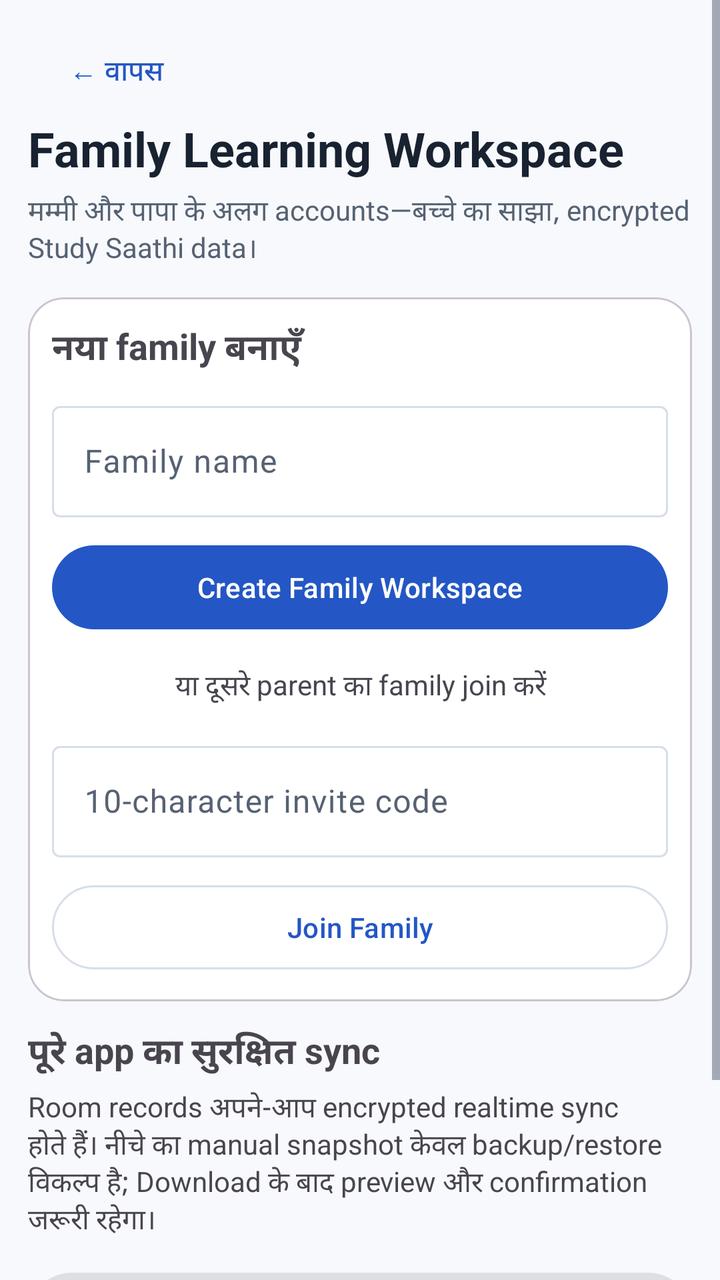
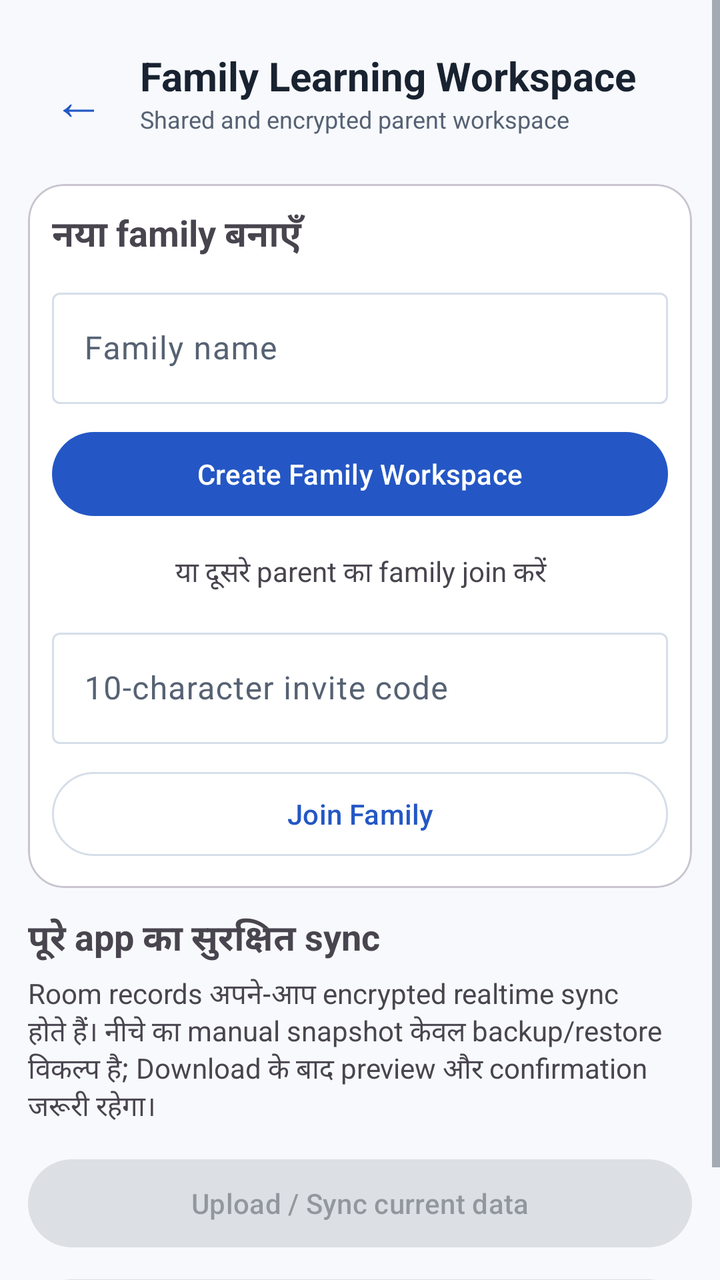

Screens rendered from an Android XML layout before and after an edit, with the pre-edit source and the edit as a unified diff.
<!-- AndroidManifest.xml: application theme Theme.StudySaathi -->
<!-- res/layout/activity_family_workspace.xml -->
<?xml version="1.0" encoding="utf-8"?>
<ScrollView xmlns:android="http://schemas.android.com/apk/res/android"
    xmlns:app="http://schemas.android.com/apk/res-auto"
    android:layout_width="match_parent" android:layout_height="match_parent"
    android:fillViewport="true" android:background="@color/ss_background">
    <LinearLayout android:layout_width="match_parent" android:layout_height="wrap_content"
        android:orientation="vertical" android:padding="14dp">
        <com.google.android.material.button.MaterialButton android:id="@+id/buttonFamilyBack"
            style="@style/Widget.Material3.Button.TextButton" android:layout_width="wrap_content"
            android:layout_height="44dp" android:text="← वापस" android:textAllCaps="false" />
        <TextView android:layout_width="match_parent" android:layout_height="wrap_content"
            android:text="Family Learning Workspace" android:textSize="24sp" android:textStyle="bold"
            android:textColor="@color/ss_text_primary" />
        <TextView android:layout_width="match_parent" android:layout_height="wrap_content"
            android:layout_marginTop="5dp" android:text="मम्मी और पापा के अलग accounts—बच्चे का साझा, encrypted Study Saathi data।"
            android:textSize="14sp" android:textColor="@color/ss_text_secondary" />
        <ProgressBar android:id="@+id/familyProgress" android:layout_width="36dp" android:layout_height="36dp"
            android:layout_gravity="center" android:layout_margin="12dp" android:visibility="gone" />
        <com.google.android.material.card.MaterialCardView android:id="@+id/cardFamilySetup"
            android:layout_width="match_parent" android:layout_height="wrap_content" android:layout_marginTop="14dp"
            app:cardCornerRadius="18dp" app:cardElevation="0dp">
            <LinearLayout android:layout_width="match_parent" android:layout_height="wrap_content"
                android:orientation="vertical" android:padding="12dp">
                <TextView android:layout_width="match_parent" android:layout_height="wrap_content"
                    android:text="नया family बनाएँ" android:textStyle="bold" android:textSize="18sp" />
                <com.google.android.material.textfield.TextInputLayout android:layout_width="match_parent"
                    android:layout_height="wrap_content" android:layout_marginTop="10dp" android:hint="Family name">
                    <com.google.android.material.textfield.TextInputEditText android:id="@+id/inputFamilyName"
                        android:layout_width="match_parent" android:layout_height="wrap_content" android:maxLength="60" />
                </com.google.android.material.textfield.TextInputLayout>
                <com.google.android.material.button.MaterialButton android:id="@+id/buttonCreateFamily"
                    android:layout_width="match_parent" android:layout_height="50dp" android:layout_marginTop="10dp"
                    android:text="Create Family Workspace" android:textAllCaps="false" />
                <TextView android:layout_width="match_parent" android:layout_height="wrap_content"
                    android:layout_marginVertical="14dp" android:gravity="center" android:text="या दूसरे parent का family join करें" />
                <com.google.android.material.textfield.TextInputLayout android:layout_width="match_parent"
                    android:layout_height="wrap_content" android:hint="10-character invite code">
                    <com.google.android.material.textfield.TextInputEditText android:id="@+id/inputFamilyInviteCode"
                        android:layout_width="match_parent" android:layout_height="wrap_content" android:maxLength="14"
                        android:inputType="textCapCharacters" />
                </com.google.android.material.textfield.TextInputLayout>
                <com.google.android.material.button.MaterialButton android:id="@+id/buttonJoinFamily"
                    style="@style/Widget.Material3.Button.OutlinedButton" android:layout_width="match_parent"
                    android:layout_height="50dp" android:layout_marginTop="10dp" android:text="Join Family"
                    android:textAllCaps="false" />
            </LinearLayout>
        </com.google.android.material.card.MaterialCardView>
        <com.google.android.material.card.MaterialCardView android:id="@+id/cardActiveFamily"
            android:layout_width="match_parent" android:layout_height="wrap_content" android:layout_marginTop="14dp"
            android:visibility="gone" app:cardCornerRadius="18dp" app:cardElevation="0dp">
            <LinearLayout android:layout_width="match_parent" android:layout_height="wrap_content"
                android:orientation="vertical" android:padding="12dp">
                <TextView android:id="@+id/textFamilyName" android:layout_width="match_parent"
                    android:layout_height="wrap_content" android:textSize="20sp" android:textStyle="bold" />
                <TextView android:id="@+id/textFamilyRole" android:layout_width="match_parent"
                    android:layout_height="wrap_content" android:layout_marginTop="4dp" />
                <TextView android:layout_width="match_parent" android:layout_height="wrap_content"
                    android:layout_marginTop="14dp" android:text="Family invite code" android:textStyle="bold" />
                <TextView android:id="@+id/textFamilyInvite" android:layout_width="match_parent"
                    android:layout_height="wrap_content" android:textSize="22sp" android:letterSpacing="0.12" />
                <com.google.android.material.button.MaterialButton android:id="@+id/buttonCopyInvite"
                    style="@style/Widget.Material3.Button.OutlinedButton" android:layout_width="match_parent"
                    android:layout_height="48dp" android:text="Copy invite code" android:textAllCaps="false" />
            </LinearLayout>
        </com.google.android.material.card.MaterialCardView>

        <com.google.android.material.card.MaterialCardView android:id="@+id/cardFamilyMembers"
            android:layout_width="match_parent" android:layout_height="wrap_content"
            android:layout_marginTop="12dp" android:visibility="gone"
            app:cardBackgroundColor="@color/ss_surface" app:cardCornerRadius="18dp"
            app:cardElevation="0dp" app:strokeColor="@color/ss_outline" app:strokeWidth="1dp">
            <LinearLayout android:layout_width="match_parent" android:layout_height="wrap_content"
                android:orientation="vertical" android:padding="12dp">
                <LinearLayout android:layout_width="match_parent" android:layout_height="wrap_content"
                    android:gravity="center_vertical" android:orientation="horizontal">
                    <TextView android:layout_width="0dp" android:layout_height="wrap_content"
                        android:layout_weight="1" android:text="Family Members"
                        android:textColor="@color/ss_text_primary" android:textSize="18sp"
                        android:textStyle="bold" />
                    <TextView android:id="@+id/textFamilyMemberCount"
                        android:layout_width="wrap_content" android:layout_height="wrap_content"
                        android:background="@drawable/bg_status_badge_neutral"
                        android:paddingStart="10dp" android:paddingTop="5dp"
                        android:paddingEnd="10dp" android:paddingBottom="5dp"
                        android:text="0 Members" android:textColor="@color/ss_primary"
                        android:textSize="11sp" android:textStyle="bold" />
                </LinearLayout>
                <TextView android:id="@+id/textFamilyMembersStatus"
                    android:layout_width="match_parent" android:layout_height="wrap_content"
                    android:layout_marginTop="4dp"
                    android:text="Invitation से जुड़ने वाले members यहाँ दिखेंगे।"
                    android:textColor="@color/ss_text_secondary" android:textSize="12sp" />
                <LinearLayout android:id="@+id/containerFamilyMembers"
                    android:layout_width="match_parent" android:layout_height="wrap_content"
                    android:layout_marginTop="8dp" android:orientation="vertical" />
            </LinearLayout>
        </com.google.android.material.card.MaterialCardView>
        <TextView android:layout_width="match_parent" android:layout_height="wrap_content"
            android:layout_marginTop="12dp" android:text="पूरे app का सुरक्षित sync" android:textStyle="bold" android:textSize="18sp" />
        <TextView android:layout_width="match_parent" android:layout_height="wrap_content"
            android:layout_marginTop="4dp" android:text="Room records अपने-आप encrypted realtime sync होते हैं। नीचे का manual snapshot केवल backup/restore विकल्प है; Download के बाद preview और confirmation जरूरी रहेगा।" />
        <com.google.android.material.button.MaterialButton android:id="@+id/buttonUploadFamilyData"
            android:layout_width="match_parent" android:layout_height="52dp" android:layout_marginTop="12dp"
            android:text="Upload / Sync current data" android:textAllCaps="false" android:enabled="false" />
        <com.google.android.material.button.MaterialButton android:id="@+id/buttonDownloadFamilyData"
            style="@style/Widget.Material3.Button.OutlinedButton" android:layout_width="match_parent"
            android:layout_height="52dp" android:layout_marginTop="8dp" android:text="Download shared data"
            android:textAllCaps="false" android:enabled="false" />
    </LinearLayout>
</ScrollView>
<!-- resources referenced by this layout -->
<resources>
  <color name="ss_background">#F7F9FC</color>
  <color name="ss_outline">#D6DEE9</color>
  <color name="ss_primary">#2457C5</color>
  <color name="ss_surface">#FFFFFF</color>
  <color name="ss_text_primary">#182230</color>
  <color name="ss_text_secondary">#566273</color>
  <!-- drawable bg_status_badge_neutral (drawable) -->
  <?xml version="1.0" encoding="utf-8"?>
  <shape xmlns:android="http://schemas.android.com/apk/res/android"
      android:shape="rectangle">
  
      <solid android:color="?attr/colorSurfaceVariant" />
  
      <stroke
          android:width="1dp"
          android:color="?attr/colorOutlineVariant" />
  
      <corners android:radius="14dp" />
  
      <padding
          android:left="10dp"
          android:top="4dp"
          android:right="10dp"
          android:bottom="4dp" />
  
  </shape>
  <color name="ss_on_primary">#FFFFFF</color>
  <color name="ss_blue_soft">#EAF2FF</color>
  <color name="ss_primary_dark">#173F99</color>
  <color name="ss_secondary">#087F8C</color>
  <color name="ss_on_secondary">#FFFFFF</color>
  <color name="ss_teal_soft">#EAF8F8</color>
  <color name="ss_tertiary">#8A5A00</color>
  <color name="ss_on_tertiary">#FFFFFF</color>
  <color name="ss_yellow_soft">#FFF8E8</color>
  <color name="ss_surface_soft">#F0F4FA</color>
  <color name="ss_error">#BA1A1A</color>
  <color name="white">#FFFFFFFF</color>
  <color name="ss_red_soft">#FFF0F0</color>
  <!-- drawable bg_app_soft_mix (drawable) -->
  <?xml version="1.0" encoding="utf-8"?>
  <shape xmlns:android="http://schemas.android.com/apk/res/android"
      android:shape="rectangle">
  
      <gradient
          android:angle="270"
          android:centerColor="#F2FBF3"
          android:endColor="#EEF7FF"
          android:startColor="#FFF2F2"
          android:type="linear" />
  
  </shape>
  <!-- unchanged entries left out for length: 1 -->
</resources>

<!-- the commit's change to res/layout/activity_family_workspace.xml (unified diff, before → after) -->
@@ -5,15 +5,23 @@
     android:fillViewport="true" android:background="@color/ss_background">
     <LinearLayout android:layout_width="match_parent" android:layout_height="wrap_content"
         android:orientation="vertical" android:padding="14dp">
-        <com.google.android.material.button.MaterialButton android:id="@+id/buttonFamilyBack"
-            style="@style/Widget.Material3.Button.TextButton" android:layout_width="wrap_content"
-            android:layout_height="44dp" android:text="← वापस" android:textAllCaps="false" />
-        <TextView android:layout_width="match_parent" android:layout_height="wrap_content"
-            android:text="Family Learning Workspace" android:textSize="24sp" android:textStyle="bold"
-            android:textColor="@color/ss_text_primary" />
-        <TextView android:layout_width="match_parent" android:layout_height="wrap_content"
-            android:layout_marginTop="5dp" android:text="मम्मी और पापा के अलग accounts—बच्चे का साझा, encrypted Study Saathi data।"
-            android:textSize="14sp" android:textColor="@color/ss_text_secondary" />
+        <LinearLayout android:layout_width="match_parent" android:layout_height="64dp"
+            android:gravity="center_vertical" android:orientation="horizontal">
+            <com.google.android.material.button.MaterialButton android:id="@+id/buttonFamilyBack"
+                style="@style/Widget.Material3.Button.TextButton" android:layout_width="48dp"
+                android:layout_height="48dp" android:minWidth="0dp" android:text="←"
+                android:textSize="26sp" android:textAllCaps="false" />
+            <LinearLayout android:layout_width="0dp" android:layout_height="wrap_content"
+                android:layout_marginStart="8dp" android:layout_weight="1" android:orientation="vertical">
+                <TextView android:layout_width="match_parent" android:layout_height="wrap_content"
+                    android:text="Family Learning Workspace" android:textSize="20sp" android:textStyle="bold"
+                    android:textColor="@color/ss_text_primary" />
+                <TextView android:layout_width="match_parent" android:layout_height="wrap_content"
+                    android:ellipsize="end" android:maxLines="1"
+                    android:text="Shared and encrypted parent workspace"
+                    android:textSize="12sp" android:textColor="@color/ss_text_secondary" />
+            </LinearLayout>
+        </LinearLayout>
         <ProgressBar android:id="@+id/familyProgress" android:layout_width="36dp" android:layout_height="36dp"
             android:layout_gravity="center" android:layout_margin="12dp" android:visibility="gone" />
         <com.google.android.material.card.MaterialCardView android:id="@+id/cardFamilySetup"
